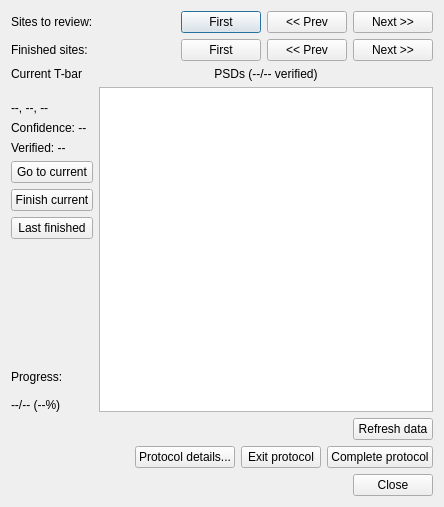
First picture: the form in neurolabi/gui/protocols/synapsepredictionprotocol.ui, repository janelia-flyem/NeuTu, before the edit.
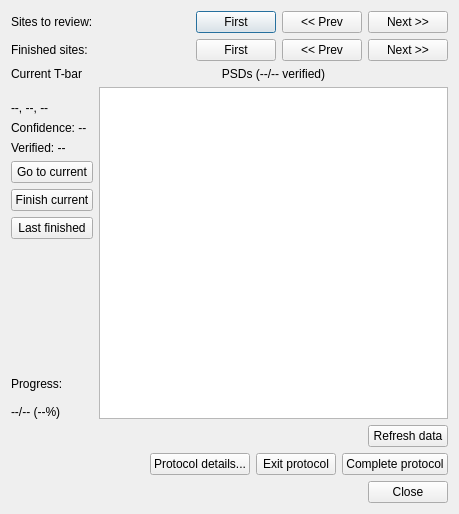
Second picture: the form after the edit.

Commit message: allow sorting of PSD table

What changed in the file:
```diff
--- a/neurolabi/gui/protocols/synapsepredictionprotocol.ui
+++ b/neurolabi/gui/protocols/synapsepredictionprotocol.ui
@@ -6,8 +6,8 @@
    <rect>
     <x>0</x>
     <y>0</y>
-    <width>444</width>
-    <height>507</height>
+    <width>459</width>
+    <height>514</height>
    </rect>
   </property>
   <property name="windowTitle">
@@ -202,6 +202,9 @@
          <property name="selectionMode">
           <enum>QAbstractItemView::NoSelection</enum>
          </property>
+         <property name="sortingEnabled">
+          <bool>true</bool>
+         </property>
         </widget>
        </item>
       </layout>
```
The commit also changes 2 other files.
